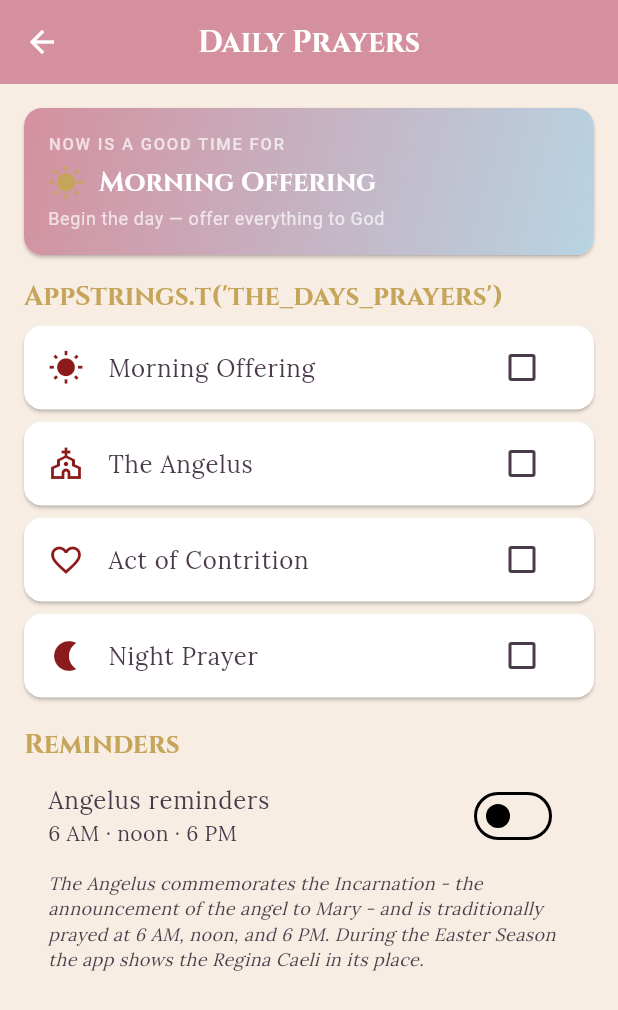
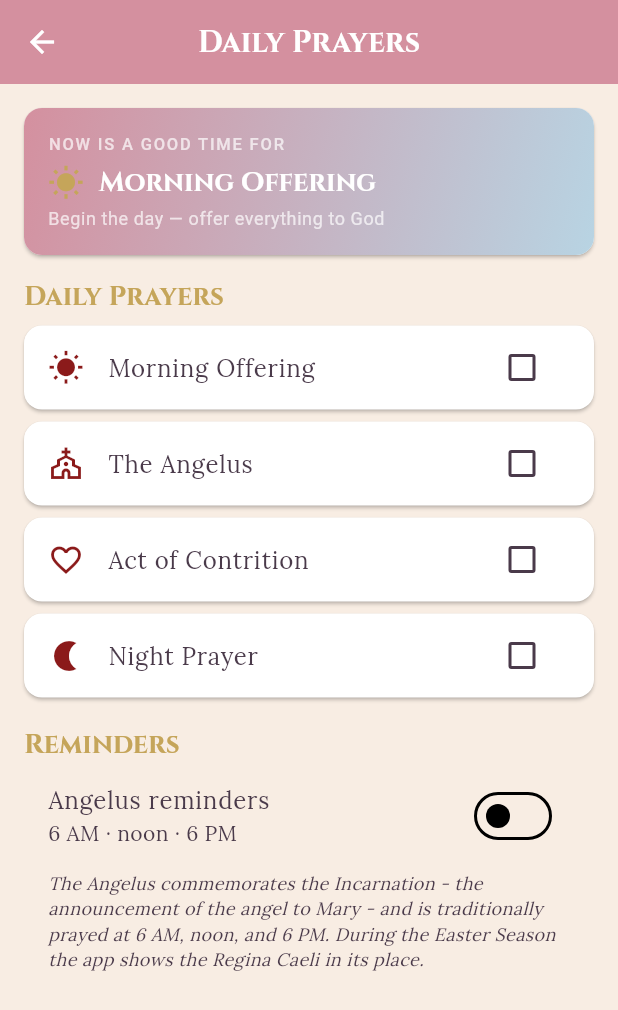
Before and after one commit to apontetechservices-hub/Fidelis, a Flutter app: the DailyPrayersScreen screen opened by its route, on a phone screen of 412 x 824 dp. Shown: the top 1010 px of the screen. Run offline on Flutter 3.47's test engine with Material 3 defaults, Android fonts, the light colour scheme and no system bars; our stand-ins replace flutter_local_notifications, flutter_timezone, shared_preferences, sqflite, timezone; accounts and stored records are empty; network calls fail.

Commit message:
Unquote code leak in daily prayers section title, real key (v1.4.26)

```diff
--- a/lib/features/daily/daily_prayers_screen.dart
+++ b/lib/features/daily/daily_prayers_screen.dart
@@ -203,7 +203,7 @@ class _DailyPrayersScreenState extends State<DailyPrayersScreen> {
 
           // The day's prayers
           Text(
-            "AppStrings.t('the_days_prayers')",
+            AppStrings.t('daily_prayers'),
             style: theme.textTheme.titleLarge?.copyWith(color: FidelisTheme.gold),
           ),
           const SizedBox(height: 8),
--- a/pubspec.yaml
+++ b/pubspec.yaml
@@ -16,7 +16,7 @@ publish_to: 'none' # Remove this line if you wish to publish to pub.dev
 # https://developer.apple.com/library/archive/documentation/General/Reference/InfoPlistKeyReference/Articles/CoreFoundationKeys.html
 # In Windows, build-name is used as the major, minor, and patch parts
 # of the product and file versions while build-number is used as the build suffix.
-version: 1.4.25+40
+version: 1.4.26+41
 
 environment:
   sdk: ^3.11.4
```
